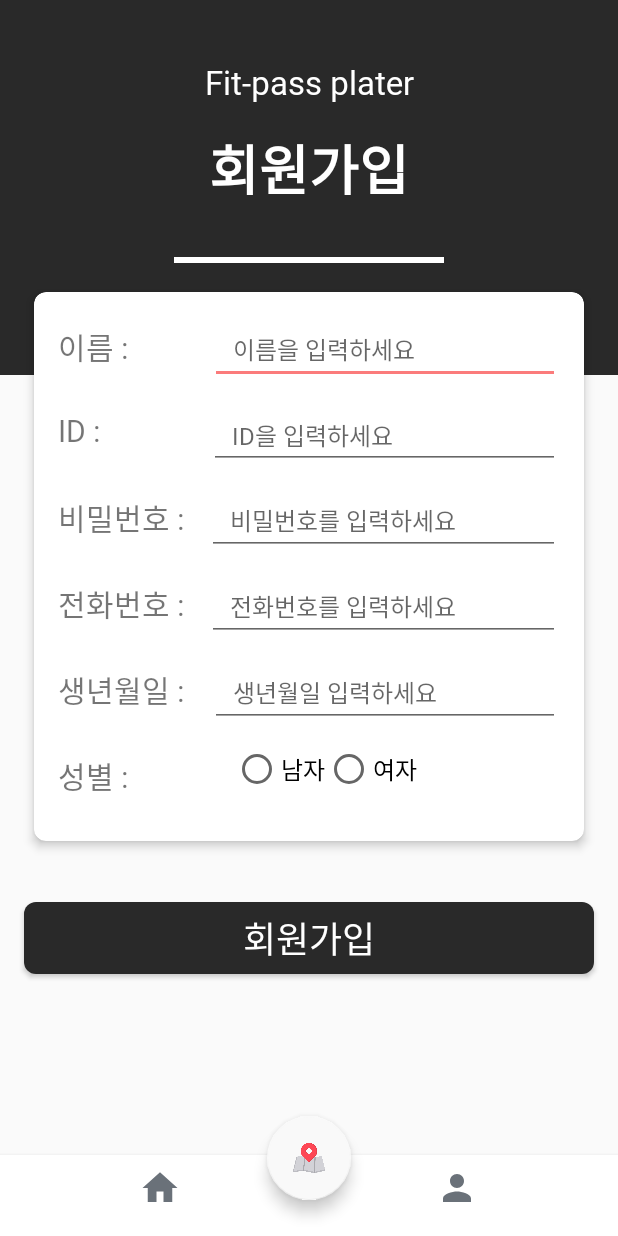
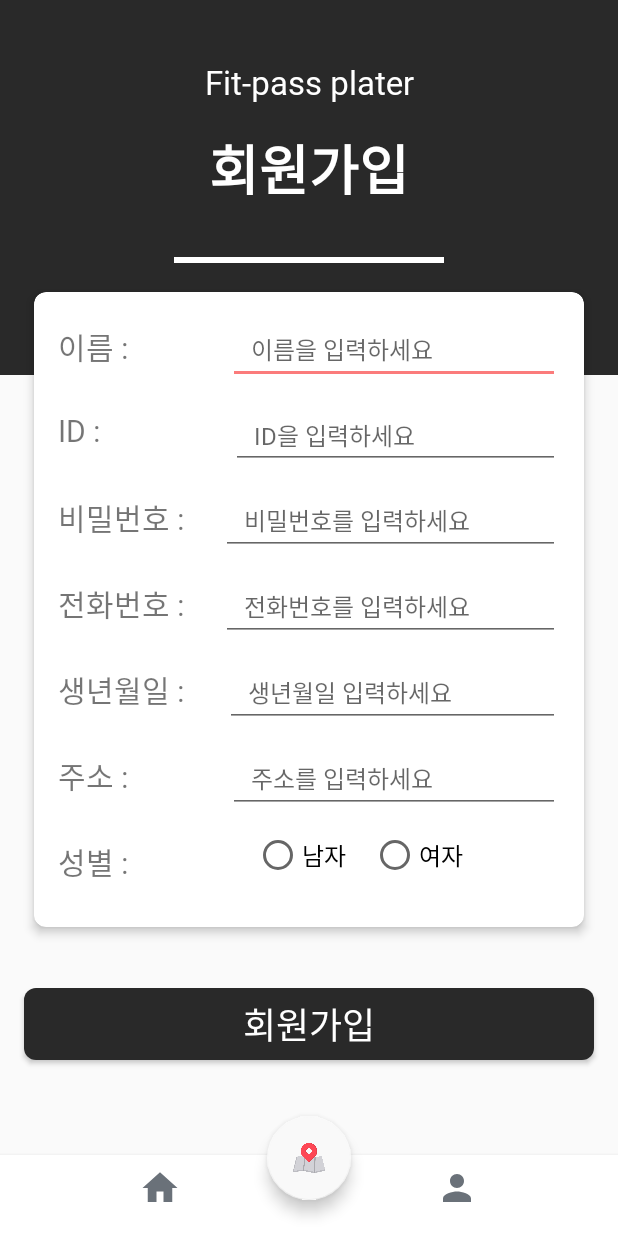
Before and after one commit to specialJamiKim/ProjectA2, an Android app built with Jetpack Compose: the JoinActivity screen opened directly, with no data from a screen before it, on a phone screen of 412 x 824 dp. Run offline under Robolectric (Android 15) with nearby library versions, the light colour scheme and no system bars.

Commit message:
앱 테마수정
디자인수정입니다

```diff
--- a/app/src/main/res/layout/activity_join.xml
+++ b/app/src/main/res/layout/activity_join.xml
@@ -118,12 +118,12 @@
 
                             <TextView
                                 android:id="@+id/joinName"
-                                android:layout_width="86dp"
+                                android:layout_width="100dp"
                                 android:layout_height="match_parent"
                                 android:layout_weight="0.5"
+                                android:fontFamily="@font/puradak_gentle_gothic"
                                 android:paddingTop="5dp"
                                 android:text="이름 : "
-                                android:fontFamily="@font/puradak_gentle_gothic"
                                 android:textSize="20dp" />
                             <EditText
                                 android:id="@+id/etName"
@@ -151,12 +151,12 @@
 
                             <TextView
                                 android:id="@+id/joinId"
-                                android:layout_width="83dp"
+                                android:layout_width="100dp"
                                 android:layout_height="match_parent"
                                 android:layout_weight="0.5"
+                                android:fontFamily="@font/puradak_gentle_gothic"
                                 android:paddingTop="5dp"
                                 android:text="ID : "
-                                android:fontFamily="@font/puradak_gentle_gothic"
                                 android:textSize="20dp" />
                             <EditText
                                 android:id="@+id/etEmail"
@@ -183,7 +183,7 @@
                             android:orientation="horizontal">
                             <TextView
                                 android:id="@+id/joinPassword"
-                                android:layout_width="wrap_content"
+                                android:layout_width="100dp"
                                 android:layout_height="match_parent"
                                 android:paddingTop="5dp"
                                 android:textSize="20dp"
@@ -214,7 +214,7 @@
                             android:orientation="horizontal">
                             <TextView
                                 android:id="@+id/joinTel"
-                                android:layout_width="wrap_content"
+                                android:layout_width="100dp"
                                 android:layout_height="match_parent"
                                 android:paddingTop="5dp"
                                 android:textSize="20dp"
@@ -243,15 +243,16 @@
                             android:layout_width="match_parent"
                             android:layout_height="wrap_content"
                             android:orientation="horizontal">
+
                             <TextView
                                 android:id="@+id/joinBirth"
-                                android:layout_width="wrap_content"
+                                android:layout_width="100dp"
                                 android:layout_height="match_parent"
-                                android:paddingTop="5dp"
-                                android:textSize="20dp"
                                 android:layout_weight="0.5"
                                 android:fontFamily="@font/puradak_gentle_gothic"
-                                android:text="생년월일 : "/>
+                                android:paddingTop="5dp"
+                                android:text="생년월일 : "
+                                android:textSize="20dp" />
                             <EditText
                                 android:id="@+id/etBirthDate"
                                 android:layout_width="wrap_content"
@@ -268,6 +269,39 @@
                         <View
                             android:layout_width="match_parent"
                             android:layout_height="12dp"/>
+
+                        <LinearLayout
+                            android:layout_width="match_parent"
+                            android:layout_height="wrap_content"
+                            android:orientation="horizontal">
+
+                            <TextView
+                                android:id="@+id/joinAddress"
+                                android:layout_width="100dp"
+                                android:layout_height="match_parent"
+                                android:layout_weight="0.5"
+                                android:fontFamily="@font/puradak_gentle_gothic"
+                                android:paddingTop="5dp"
+                                android:text="주소 : "
+                                android:textSize="20dp" />
+                            <EditText
+                                android:id="@+id/etAddress"
+                                android:layout_width="wrap_content"
+                                android:layout_height="match_parent"
+                                android:layout_weight="3"
+                                android:paddingLeft="15dp"
+                                android:fontFamily="@font/puradak_gentle_gothic"
+                                android:hint="주소를 입력하세요"
+                                android:inputType="text"
+                                android:textColor="@android:color/black"
+                                android:textSize="16sp" />
+                        </LinearLayout>
+
+                        <!-- 간격 추가 -->
+                        <View
+                            android:layout_width="match_parent"
+                            android:layout_height="12dp"/>
+
                         <LinearLayout
                             android:layout_width="match_parent"
                             android:layout_height="wrap_content"
@@ -275,12 +309,12 @@
 
                             <TextView
                                 android:id="@+id/joinRadio"
-                                android:layout_width="71dp"
+                                android:layout_width="100dp"
                                 android:layout_height="match_parent"
                                 android:layout_weight="1"
+                                android:fontFamily="@font/puradak_gentle_gothic"
                                 android:paddingTop="5dp"
                                 android:text="성별 : "
-                                android:fontFamily="@font/puradak_gentle_gothic"
                                 android:textSize="20dp" />
 
                             <RadioGroup
@@ -294,7 +328,7 @@
 
                                 <RadioButton
                                     android:id="@+id/rbMale"
-                                    android:layout_width="wrap_content"
+                                    android:layout_width="78dp"
                                     android:layout_height="wrap_content"
                                     android:fontFamily="@font/puradak_gentle_gothic"
                                     android:text="남자"
@@ -303,7 +337,7 @@
 
                                 <RadioButton
                                     android:id="@+id/rbFemale"
-                                    android:layout_width="wrap_content"
+                                    android:layout_width="77dp"
                                     android:layout_height="wrap_content"
                                     android:fontFamily="@font/puradak_gentle_gothic"
                                     android:text="여자"
--- a/app/src/main/res/values/styles.xml
+++ b/app/src/main/res/values/styles.xml
@@ -7,8 +7,10 @@
         <item name="android:windowActionBar">false</item>
     </style>
 
-    <style name="AppTheme.JoinNoActionBar">
-        <!-- Base application theme. -->
+    <style name="AppTheme.BlackNoActionBar">
+        <item name="colorPrimary">#292929</item> <!-- AppBar에 사용되는 기본 색상 -->
+        <item name="colorPrimaryDark">#292929</item> <!-- 상태 바를 위한 더 어두운 버전 -->
+        <item name="android:statusBarColor">#292929</item> <!-- 상태 바 색상 -->
         <item name="windowActionBar">false</item>
         <item name="windowNoTitle">true</item>
     </style>
```
Also changed, not shown: app/src/main/AndroidManifest.xml (+10 -10 lines), app/src/main/java/com/example/projecta2/View/JoinActivity.kt (+28 -0 lines), app/src/main/res/layout/activity_my_page.xml (+5 -4 lines), app/src/main/res/layout/activity_user_edit.xml (+30 -0 lines).
